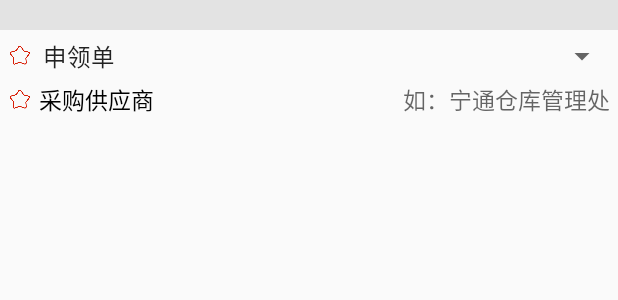
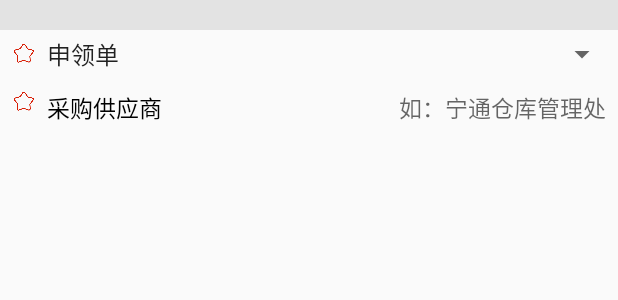
Before and after one commit to ChrisTiiii/WarehouseManagementSystem, an Android app: the layout sl_head.xml on its own in the app's theme, with its tools: preview values and no code run, on a phone screen of 412 x 824 dp. Shown: the top 300 px of the screen. Run offline under Robolectric (Android 15) with nearby library versions, the phone set to English and light mode, and no system bars.

Commit message:
更改数量模式

```diff
--- a/app/src/main/java/com/example/administrator/warehousemanagementsystem/MyApp.java
+++ b/app/src/main/java/com/example/administrator/warehousemanagementsystem/MyApp.java
@@ -3,6 +3,8 @@ package com.example.administrator.warehousemanagementsystem;
 import android.app.Application;
 
 import com.example.administrator.warehousemanagementsystem.bean.UserBean;
+
+import java.io.Serializable;
 
 /**
  * author: ZhongMing
@@ -10,7 +12,7 @@ import com.example.administrator.warehousemanagementsystem.bean.UserBean;
  * Description:
  * * root 1为仓库管理员 2为站长 3为主任 处长
  **/
-public class MyApp extends Application {
+public class MyApp extends Application  {
     public static final int SL_CHOOSE_PRODUCT = 0x239; //选择商品
     public static final int SL_SPPERSON = 0x483;//选择审批人
     public static final int REPORT_BT = 0x882;//选择物品后 报告数据
--- a/app/src/main/java/com/example/administrator/warehousemanagementsystem/fragment/MySPFragment.java
+++ b/app/src/main/java/com/example/administrator/warehousemanagementsystem/fragment/MySPFragment.java
@@ -43,7 +43,6 @@ public class MySPFragment extends Fragment {
     private ViewPagerAdapter viewPagerAdapter;
     private MyApp myApp;
 
-    @SuppressLint("ValidFragment")
     public MySPFragment(MyApp myApp) {
         this.myApp = myApp;
     }
@@ -54,6 +53,7 @@ public class MySPFragment extends Fragment {
         fragment.setArguments(args);
         return fragment;
     }
+
 
     @Nullable
     @Override
--- a/app/src/main/java/com/example/administrator/warehousemanagementsystem/fragment/SLFragment.java
+++ b/app/src/main/java/com/example/administrator/warehousemanagementsystem/fragment/SLFragment.java
@@ -158,7 +158,8 @@ public class SLFragment extends Fragment {
                 if (messageEvent.getMapList() != null) {
                     String code = String.valueOf(messageEvent.getMapList().get(0).get("code"));
                     String name = String.valueOf(messageEvent.getMapList().get(0).get("name"));
-                    MyGoods myGoods = new MyGoods(code, name, null);
+                    String num = String.valueOf(messageEvent.getMapList().get(0).get("num"));
+                    MyGoods myGoods = new MyGoods(code, name, num);
                     spAdapter.addData(uiList.size() - 2, myGoods);
                 }
                 break;
--- a/app/src/main/res/layout/sl_detail.xml
+++ b/app/src/main/res/layout/sl_detail.xml
@@ -116,7 +116,7 @@
                 android:textColor="@color/black"
                 android:textSize="@dimen/sp_15" />
 
-            <EditText
+            <TextView
                 android:id="@+id/et_num"
                 android:layout_width="@dimen/dp_0"
                 android:layout_height="match_parent"
--- a/app/src/main/res/layout/sl_explain.xml
+++ b/app/src/main/res/layout/sl_explain.xml
@@ -1,5 +1,5 @@
 <?xml version="1.0" encoding="utf-8"?>
-<LinearLayout xmlns:android="http://schemas.android.com/apk/res/android"
+<RelativeLayout xmlns:android="http://schemas.android.com/apk/res/android"
     android:layout_width="match_parent"
     android:layout_height="wrap_content"
     android:orientation="vertical"
@@ -31,4 +31,4 @@
         android:paddingBottom="@dimen/dp_30"
         android:textSize="@dimen/sp_14" />
 
-</LinearLayout>
+</RelativeLayout>
--- a/app/src/main/res/layout/sl_head.xml
+++ b/app/src/main/res/layout/sl_head.xml
@@ -10,88 +10,78 @@
         android:alpha="0.5"
         android:background="#cdcdcd" />
 
-    <LinearLayout
+    <RelativeLayout
         android:id="@+id/lhe"
         android:layout_width="match_parent"
         android:layout_height="wrap_content"
         android:layout_below="@+id/v"
         android:layout_gravity="center"
-        android:orientation="horizontal"
-        android:paddingLeft="@dimen/dp_5"
-        android:paddingTop="@dimen/dp_5">
+        android:paddingLeft="@dimen/dp_8"
+        android:paddingTop="@dimen/dp_8">
 
         <ImageView
+            android:id="@+id/iva"
             android:layout_width="@dimen/dp_15"
             android:layout_height="@dimen/dp_15"
             android:layout_gravity="center"
             android:src="@drawable/start" />
 
-
-        <!--<TextView-->
-        <!--android:layout_width="wrap_content"-->
-        <!--android:layout_height="wrap_content"-->
-        <!--android:layout_weight="1"-->
-        <!--android:paddingLeft="@dimen/dp_5"-->
-        <!--android:text="订单选项"-->
-        <!--android:textColor="@color/black"-->
-        <!--android:textSize="@dimen/dp_15" />-->
-
         <Spinner
             android:id="@+id/spinner2"
-            android:layout_width="wrap_content"
+            android:layout_width="match_parent"
             android:layout_height="wrap_content"
-            android:layout_weight="1"
+            android:layout_centerInParent="true"
+            android:layout_toRightOf="@+id/iva"
             android:entries="@array/spingarr" />
 
-    </LinearLayout>
+    </RelativeLayout>
 
 
-    <LinearLayout
+    <RelativeLayout
         android:id="@+id/caigou"
         android:layout_width="match_parent"
         android:layout_height="wrap_content"
         android:layout_below="@+id/lhe"
-        android:layout_gravity="center"
-        android:orientation="horizontal"
-        android:paddingLeft="@dimen/dp_5"
-        android:paddingTop="@dimen/dp_5">
+        android:paddingLeft="@dimen/dp_8"
+        android:paddingTop="@dimen/dp_8"
+        android:paddingBottom="@dimen/dp_8">
 
 
-        <LinearLayout
-            android:layout_width="@dimen/dp_0"
-            android:layout_height="match_parent"
-            android:layout_weight="1">
-
         <ImageView
+            android:id="@+id/ivb"
             android:layout_width="@dimen/dp_15"
             android:layout_height="@dimen/dp_15"
             android:layout_gravity="center"
             android:src="@drawable/start" />
 
         <TextView
-                android:layout_width="match_parent"
-                android:layout_height="match_parent"
+            android:id="@+id/tvcai"
+            android:layout_width="wrap_content"
+            android:layout_height="wrap_content"
+            android:layout_centerInParent="true"
+            android:layout_toRightOf="@id/ivb"
             android:layout_weight="1"
-                android:paddingLeft="@dimen/dp_5"
+            android:paddingLeft="@dimen/dp_8"
             android:text="采购供应商"
             android:textColor="@color/black"
             android:textSize="@dimen/dp_15" />
 
-        </LinearLayout>
-
 
         <EditText
             android:id="@+id/et_use"
-            android:layout_width="@dimen/dp_0"
+            android:layout_width="wrap_content"
             android:layout_height="wrap_content"
+            android:layout_alignParentRight="true"
+            android:layout_centerInParent="true"
+            android:layout_toRightOf="@+id/tvcai"
             android:layout_weight="1"
             android:background="@null"
             android:gravity="center|right"
             android:hint="如：宁通仓库管理处"
-            android:paddingRight="@dimen/dp_5"
+            android:paddingRight="@dimen/dp_8"
             android:singleLine="true"
             android:textSize="@dimen/sp_15" />
-    </LinearLayout>
+    </RelativeLayout>
 
 
 </RelativeLayout>
```
Also changed, not shown: app/src/main/AndroidManifest.xml (+16 -6 lines), app/src/main/java/com/example/administrator/warehousemanagementsystem/activity/SPDetailActivity.java (+0 -51 lines), app/src/main/java/com/example/administrator/warehousemanagementsystem/activity/other/MenuActivity.java (+43 -10 lines), app/src/main/java/com/example/administrator/warehousemanagementsystem/adapter/SLAdapter.java (+5 -3 lines), app/src/main/java/com/example/administrator/warehousemanagementsystem/adapter/SPDetailAdapter.java (+7 -22 lines), app/src/main/java/com/example/administrator/warehousemanagementsystem/util/MyDialog.java (+16 -2 lines). Lines whose indentation alone changed are shown as unchanged.
